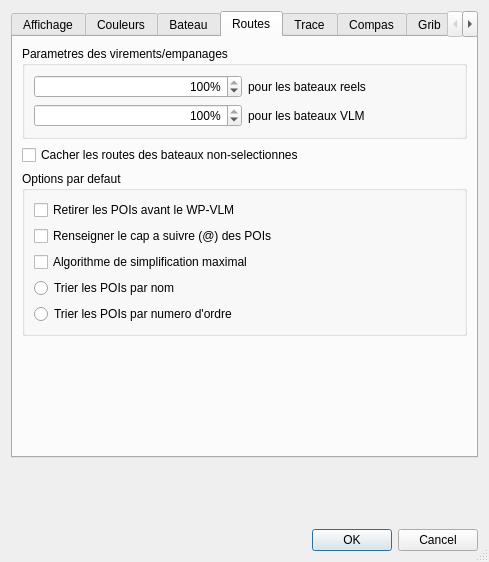
Old version of the form src/Ui/paramVLM.ui in the repository nohal/qtVlm.
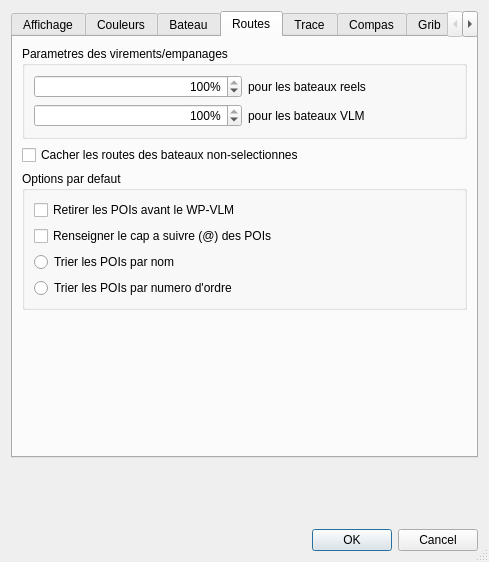
New version of the form. The open tabs and pages were chosen to show the change. Icons and pictures are not drawn.

Commit message: Change management of stronSimplify option for routes

Patch:
```diff
--- a/src/Ui/paramVLM.ui
+++ b/src/Ui/paramVLM.ui
@@ -730,13 +730,6 @@
             </property>
            </widget>
           </item>
-          <item>
-           <widget class="QCheckBox" name="strongSimplify">
-            <property name="text">
-             <string>Algorithme de simplification maximal</string>
-            </property>
-           </widget>
-          </item>
           <item>
            <widget class="QRadioButton" name="routeSortByName">
             <property name="text">
```
Left out of the diff: 1 changed line with no effect on the pictures. The commit also changes 13 other files.
